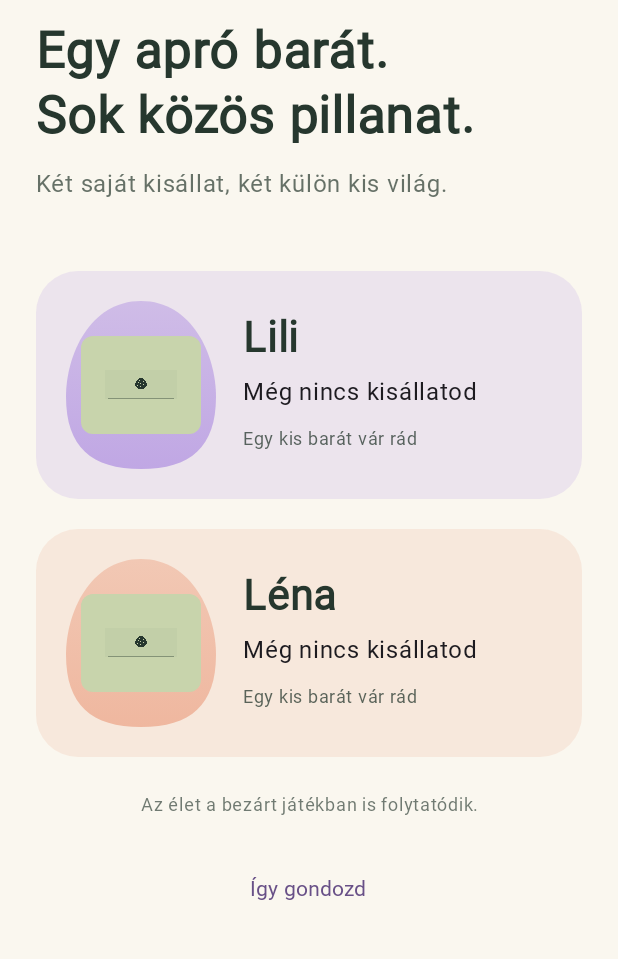
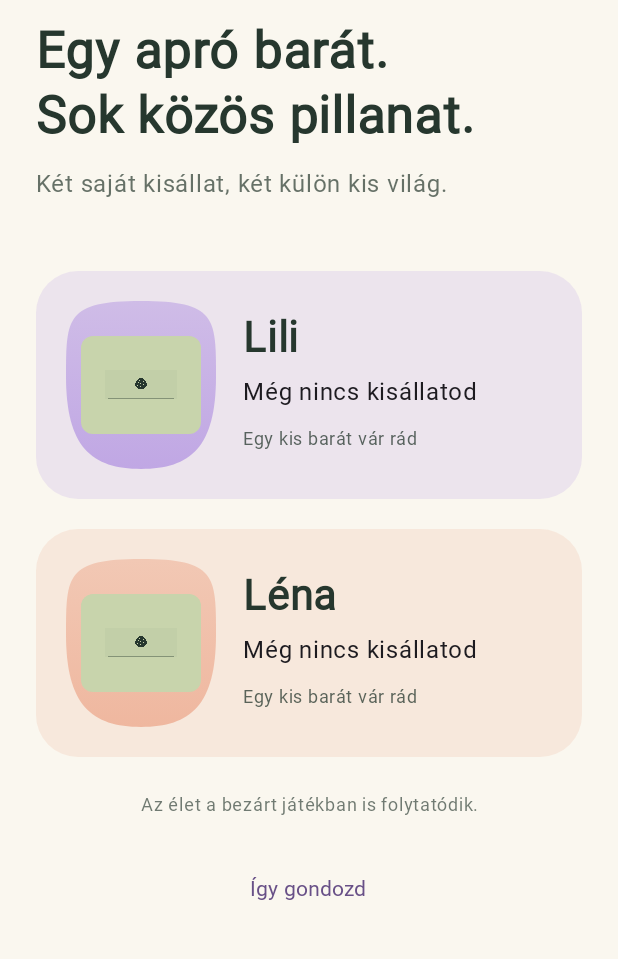
Before and after one commit to danzig666/pixelgotchi, an Android app built with Jetpack Compose: the screen it shows after launch (MainActivity), on a phone screen of 412 x 824 dp, the part 162-1121 px from its top. Run offline under Robolectric (Android 15) with nearby library versions, the phone set to English and light mode, and no system bars; our stand-ins replace Room's generated code; Roboto replaces fonts that are not available here; 1 statement that could not run was skipped.

```diff
--- a/app/src/main/java/hu/pixelgotchi/GameViewModel.kt
+++ b/app/src/main/java/hu/pixelgotchi/GameViewModel.kt
@@ -7,6 +7,8 @@ import hu.pixelgotchi.data.*
 import hu.pixelgotchi.engine.*
 import kotlinx.coroutines.flow.MutableStateFlow
 import kotlinx.coroutines.launch
+import kotlinx.coroutines.CancellationException
+import android.util.Log
 
 class GameViewModel(application: Application): AndroidViewModel(application) {
     private val repo=GameRepository.get(application)
@@ -18,10 +20,10 @@ class GameViewModel(application: Application): AndroidViewModel(application) {
     init { refresh() }
     private fun run(block: suspend ()->Unit) { viewModelScope.launch {
         busy.value=true
-        try { block();error.value=false } catch (_: Exception) { error.value=true } finally { busy.value=false }
+        try { block();error.value=false } catch (cancelled: CancellationException) { throw cancelled } catch (failure: Exception) { Log.e("Pixelgotchi","Save operation failed",failure);error.value=true } finally { busy.value=false }
     } }
     fun refresh()=run { repo.transact() }
-    suspend fun tick() { try { repo.transact();error.value=false } catch (_: Exception) { error.value=true } }
+    suspend fun tick() { try { repo.transact();error.value=false } catch (cancelled: CancellationException) { throw cancelled } catch (failure: Exception) { Log.e("Pixelgotchi","Save operation failed",failure);error.value=true } }
     fun create(profile: String,name: String)=run { repo.create(profile,name);Reminders.cancel(getApplication(),profile) }
     fun act(p: Pet,action: Action)=run { feedback.value=repo.action(p.profile,p.id,action);if(world.value?.profiles?.get(p.profile)?.severity()==0)Reminders.cancel(getApplication(),p.profile) }
     fun guess(p: Pet,direction: Int)=run { feedback.value=repo.guess(p.profile,p.id,direction) }
--- a/app/src/main/java/hu/pixelgotchi/data/Reminders.kt
+++ b/app/src/main/java/hu/pixelgotchi/data/Reminders.kt
@@ -15,6 +15,7 @@ import hu.pixelgotchi.MainActivity
 import hu.pixelgotchi.R
 import hu.pixelgotchi.engine.GameBalance
 import java.util.concurrent.TimeUnit
+import kotlinx.coroutines.CancellationException
 
 object Reminders {
     const val CHANNEL="gondozas"
@@ -60,5 +61,5 @@ class ReminderWorker(context: Context,params: WorkerParameters): CoroutineWorker
             }
         }
         Result.success()
-    } catch (_: Exception) { Result.retry() }
+    } catch (cancelled: CancellationException) { throw cancelled } catch (_: Exception) { Result.retry() }
 }
--- a/app/src/main/java/hu/pixelgotchi/ui/GameUi.kt
+++ b/app/src/main/java/hu/pixelgotchi/ui/GameUi.kt
@@ -38,7 +38,6 @@ import hu.pixelgotchi.R
 import hu.pixelgotchi.data.*
 import hu.pixelgotchi.engine.*
 import kotlinx.coroutines.delay
-import kotlinx.coroutines.flow.collectLatest
 import java.time.Instant
 import java.time.ZoneId
 import java.time.format.DateTimeFormatter
@@ -50,7 +49,7 @@ private val Labels=listOf(R.string.food,R.string.play,R.string.clean,R.string.me
 private val eggShape=object: Shape {
     override fun createOutline(size: Size,layoutDirection: LayoutDirection,density: Density): Outline {
         val w=size.width;val h=size.height
-        return Outline.Generic(Path().apply { moveTo(w*.5f,0f);cubicTo(w*.84f,0f,w,h*.32f,w,h*.57f);cubicTo(w,h*.87f,w*.83f,h,w*.5f,h);cubicTo(w*.17f,h,0f,h*.87f,0f,h*.57f);cubicTo(0f,h*.32f,w*.16f,0f,w*.5f,0f);close() })
+        return Outline.Generic(Path().apply { moveTo(w*.5f,0f);cubicTo(w,0f,w,h*.1f,w,h*.45f);cubicTo(w,h*.87f,w*.83f,h,w*.5f,h);cubicTo(w*.17f,h,0f,h*.87f,0f,h*.45f);cubicTo(0f,h*.1f,0f,0f,w*.5f,0f);close() })
     }
 }
 @Composable private fun word(id: Int)=stringResource(id)
@@ -74,12 +73,12 @@ private val eggShape=object: Shape {
     val lifecycle=LocalLifecycleOwner.current
     LaunchedEffect(lifecycle) {
         lifecycle.lifecycle.repeatOnLifecycle(Lifecycle.State.RESUMED) {
-            vm.tick()
-            vm.world.collectLatest { w ->
+            while(true) {
+                vm.tick()
+                val w=vm.world.value
                 val now=w?.clock?.logical ?: 0L
                 val next=w?.profiles?.values?.filterNotNull()?.minOfOrNull { Simulator().nextEventAt(it) } ?: Long.MAX_VALUE
                 delay(if(next==Long.MAX_VALUE)60_000L else (next-now).coerceIn(1L,60_000L))
-                vm.tick()
             }
         }
     }
@@ -210,7 +209,7 @@ private val eggShape=object: Shape {
     val shell=Shells[color]
     Column(modifier.background(Brush.linearGradient(listOf(shell.copy(alpha=.55f),shell,shell.copy(red=(shell.red*.85f)))),eggShape)
         .border(2.dp,shell.copy(red=shell.red*.8f,green=shell.green*.8f,blue=shell.blue*.8f),eggShape)
-        .padding(horizontal=26.dp).padding(top=32.dp,bottom=24.dp),horizontalAlignment=Alignment.CenterHorizontally,verticalArrangement=Arrangement.spacedBy(8.dp)) {
+        .padding(horizontal=34.dp).padding(top=40.dp,bottom=24.dp),horizontalAlignment=Alignment.CenterHorizontally,verticalArrangement=Arrangement.spacedBy(8.dp)) {
         Text(p.profile+" · "+word(R.string.brand),fontSize=12.sp,letterSpacing=2.sp,fontWeight=FontWeight.Bold,color=Ink.copy(alpha=.7f))
         Column(Modifier.fillMaxWidth().clip(RoundedCornerShape(20.dp)).background(Ink.copy(alpha=.15f)).padding(4.dp).clip(RoundedCornerShape(14.dp)).background(if(p.light)Lcd else Color(0xffa6b68e)).border(2.dp,Ink.copy(alpha=.5f),RoundedCornerShape(14.dp)).padding(8.dp),verticalArrangement=Arrangement.spacedBy(4.dp)) {
             Row(Modifier.fillMaxWidth(),horizontalArrangement=Arrangement.SpaceBetween,verticalAlignment=Alignment.CenterVertically) {
```
